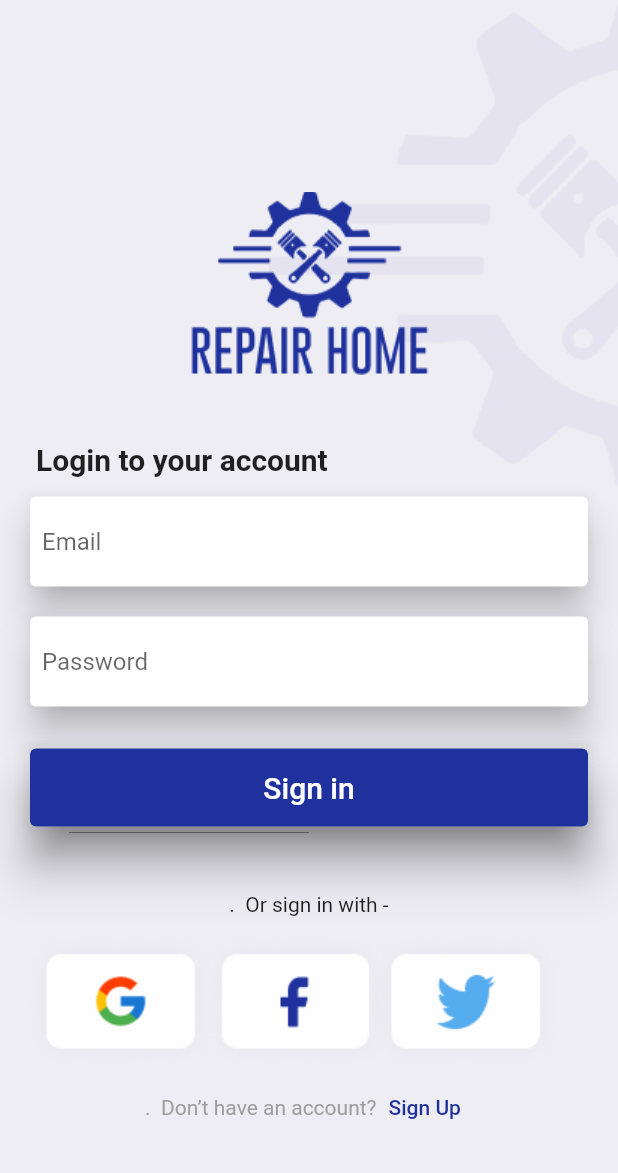
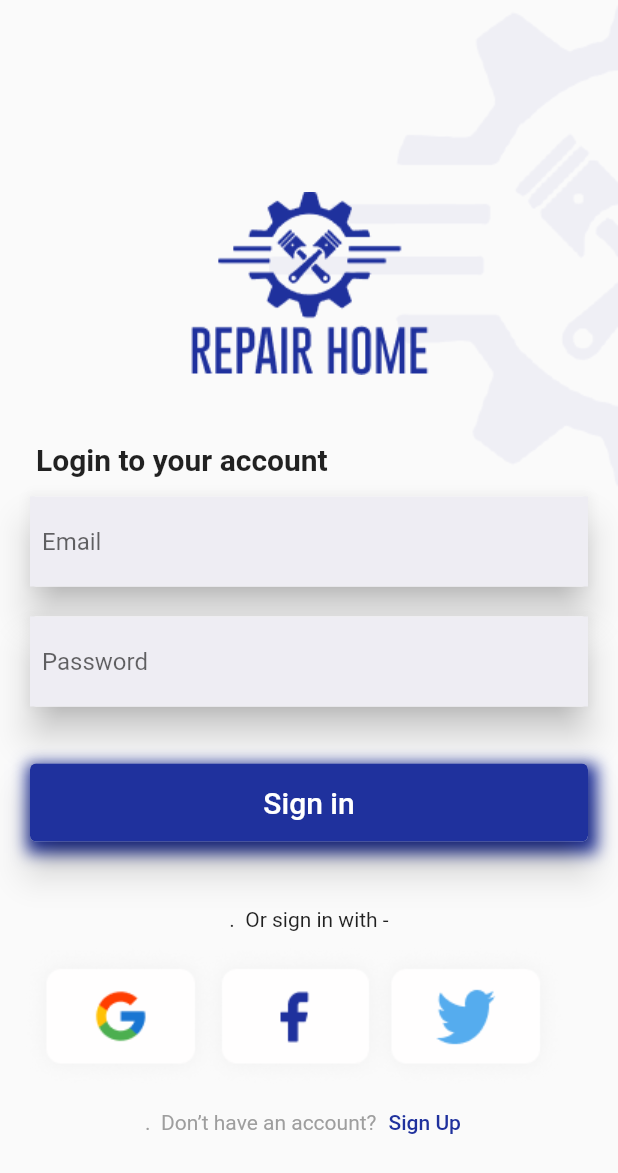
Before and after one commit to JolomiTee/Repair_Home, a Flutter app: the screen it shows after launch, on a phone screen of 412 x 824 dp. Shown: the top 1173 px of the screen. Run offline on Flutter 3.47's test engine with Material 2 defaults, Android fonts, the phone set to English and light mode, and no system bars.

Commit message:
Project completed

```diff
--- a/lib/components/InputButton.dart
+++ b/lib/components/InputButton.dart
@@ -15,9 +15,19 @@ class InputButton extends StatelessWidget {
       children: [
         Expanded(
           child: Container(
+            decoration: BoxDecoration(
+              boxShadow: [
+                BoxShadow(
+                  offset: Offset(2, 4),
+                  blurRadius: 8,
+                  spreadRadius: 0,
+                  color: Color(0xff1F319D),
+                ),
+              ],
+            ),
             height: 60,
             child: Card(
-              elevation: 15,
+              elevation: 0,
               child: ElevatedButton(
                 style: ButtonStyle(
                   elevation: MaterialStateProperty.all(10),
--- a/lib/components/InputField.dart
+++ b/lib/components/InputField.dart
@@ -1,4 +1,6 @@
 import 'package:flutter/material.dart';
+
+import 'constants.dart';
 
 class InputField extends StatelessWidget {
   final String hintText;
@@ -14,25 +16,26 @@ class InputField extends StatelessWidget {
     return Card(
       elevation: 10,
       child: Container(
+        color: lightWhite,
         height: 60,
         child: Center(
           child: TextField(
             obscureText: isHidden,
             decoration: InputDecoration(
               hintText: hintText,
-              fillColor: Colors.white,
+              fillColor: lightWhite,
               filled: true,
               focusedBorder: OutlineInputBorder(
                 borderRadius: BorderRadius.circular(50),
                 borderSide: BorderSide(
-                  color: Colors.white,
+                  color: lightWhite,
                   width: 2,
                 ),
               ),
               enabledBorder: OutlineInputBorder(
                 borderRadius: BorderRadius.circular(50),
                 borderSide: BorderSide(
-                  color: Colors.white,
+                  color: lightWhite,
                   width: 2,
                 ),
               ),
--- a/lib/main.dart
+++ b/lib/main.dart
@@ -8,18 +8,12 @@ void main() {
 class MyApp extends StatelessWidget {
   const MyApp({Key? key}) : super(key: key);
 
-  // This widget is the root of your application.
   @override
   Widget build(BuildContext context) {
-    return MaterialApp(
+    return const MaterialApp(
       debugShowCheckedModeBanner: false,
-      title: 'Flutter Demo',
-      theme: ThemeData(=======
-        primarySwatch: Colors.blue,
-      ),
-
+      title: 'Repair Home',
       home: const SplashScreen(),
-      debugShowCheckedModeBanner: false,
     );
   }
 }
--- a/lib/screens/screens.dart
+++ b/lib/screens/screens.dart
@@ -1,6 +1,6 @@
 export 'signin_screen.dart';
-export 'signup_screen.dart';
 export 'splash_screen.dart';
-export 'home_screen.dart';
 export 'broker_screen.dart';
 export 'cart_screen.dart';
+export 'signup.dart';
+export 'show.dart';
--- a/lib/screens/signin_screen.dart
+++ b/lib/screens/signin_screen.dart
@@ -1,6 +1,5 @@
 import 'package:flutter/material.dart';
 import 'package:repair_home_capstone2/components/components.dart';
-
 import 'screens.dart';
 
 class SigninScreen extends StatefulWidget {
@@ -14,8 +13,8 @@ class _SigninScreenState extends State<SigninScreen> {
   @override
   Widget build(BuildContext context) {
     return Scaffold(
-      //resizeToAvoidBottomInset: false,
-      backgroundColor: Color(0xffEEEDF3),
+      resizeToAvoidBottomInset: false,
+      // backgroundColor: Color(0xffEEEDF3),
       body: Center(
         child: Stack(
           children: [
@@ -75,7 +74,7 @@ class _SigninScreenState extends State<SigninScreen> {
                     isHidden: true,
                   ),
                   const SizedBox(
-                    height: 20,
+                    height: 30,
                   ),
                   InputButton(
                     text: "Sign in",
@@ -83,7 +82,7 @@ class _SigninScreenState extends State<SigninScreen> {
                       Navigator.pushReplacement(
                         context,
                         MaterialPageRoute(
-                          builder: (_) => HomeScreen(),
+                          builder: (_) => Broker(),
                         ),
                       );
                     },
--- a/lib/screens/splash_screen.dart
+++ b/lib/screens/splash_screen.dart
@@ -1,5 +1,5 @@
 import 'package:flutter/material.dart';
-import 'package:repair_home_capstone2/screens/signin_screen.dart';
+import 'screens.dart';
 
 class SplashScreen extends StatefulWidget {
   const SplashScreen({Key? key}) : super(key: key);
```
Also changed, not shown: lib/screens/broker_screen.dart (+12 -2 lines), lib/screens/cart_screen.dart (+54 -19 lines), lib/screens/show.dart (+74 -35 lines), lib/screens/signup.dart (+75 -48 lines), pubspec.yaml (+17 -7 lines), pubspec.lock, 6 other files.
